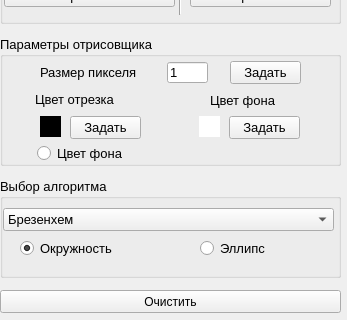
The window that laba4/mycontroller.ui (moskovets/comp_graphic) describes before a commit, drawn with Qt 5; both pictures show x 0 to 347 and y 162 to 482 of the 347 by 482 pixel window.
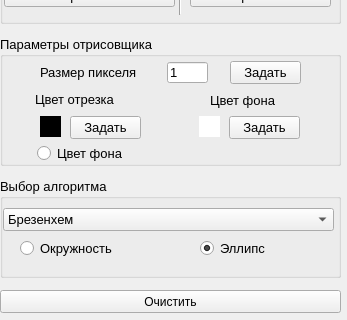
The same window after the commit.

Commit message: add enable status for second radius

The edit to the form file:
```diff
--- a/laba4/mycontroller.ui
+++ b/laba4/mycontroller.ui
@@ -606,7 +606,7 @@
         <string>Окружность</string>
        </property>
        <property name="checked">
-        <bool>true</bool>
+        <bool>false</bool>
        </property>
       </widget>
       <widget class="QRadioButton" name="ellipseButton">
@@ -621,6 +621,9 @@
        <property name="text">
         <string>Эллипс</string>
        </property>
+       <property name="checked">
+        <bool>true</bool>
+       </property>
       </widget>
      </widget>
     </item>
```
Left out of the diff: 12 changed lines with no effect on the pictures. The commit also changes 2 other files.
